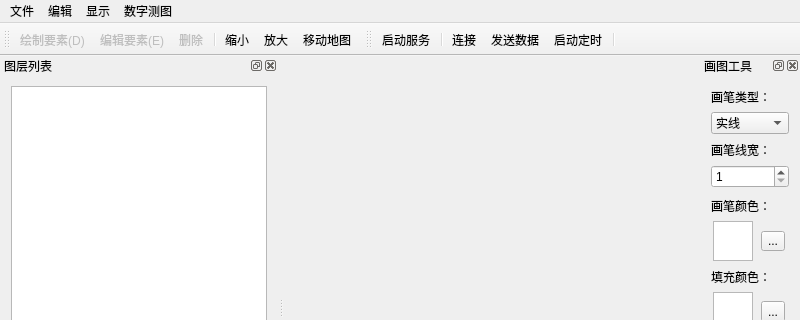
First picture: the form in GIS_Project/mainwindow.ui, repository WZhutian/GIS_Project, before the edit; both pictures show x 0 to 800 and y 0 to 320 of the 800 by 580 pixel window.
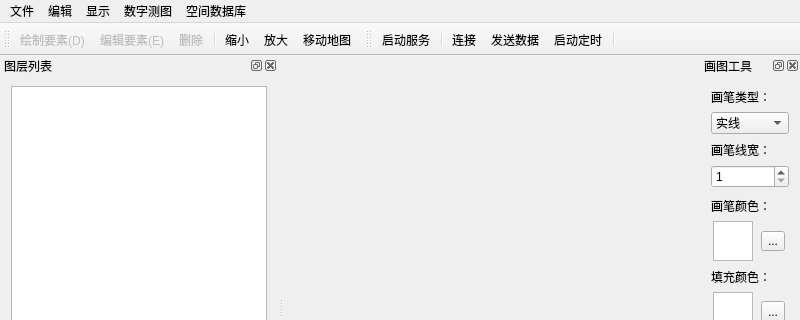
Second picture: the form after the edit. Icons and pictures are not drawn.

Commit message: 添加空间数据库作业，原生读取shpfile

```diff
--- a/GIS_Project/mainwindow.ui
+++ b/GIS_Project/mainwindow.ui
@@ -23,7 +23,7 @@
      <x>0</x>
      <y>0</y>
      <width>800</width>
-     <height>23</height>
+     <height>26</height>
     </rect>
    </property>
    <widget class="QMenu" name="menu">
@@ -77,10 +77,17 @@
     </property>
     <addaction name="action"/>
    </widget>
+   <widget class="QMenu" name="menu_8">
+    <property name="title">
+     <string>空间数据库</string>
+    </property>
+    <addaction name="actionRead_Shpfile"/>
+   </widget>
    <addaction name="menu"/>
    <addaction name="menu_2"/>
    <addaction name="menu_6"/>
    <addaction name="menu_7"/>
+   <addaction name="menu_8"/>
   </widget>
   <widget class="QStatusBar" name="statusBar"/>
   <widget class="QToolBar" name="mainToolBar">
```
Left out of the diff: 5 changed lines with no effect on the pictures. The commit also changes 4 other files.
